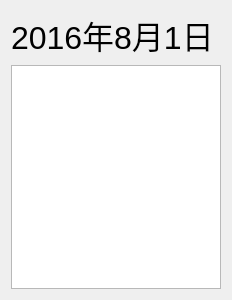
First picture: the form in DayInfoWidget.ui, repository wangrunji0408/QtCalendar, before the edit.
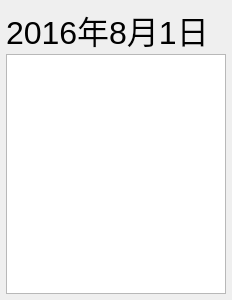
Second picture: the form after the edit.

Patch:
```diff
--- a/DayInfoWidget.ui
+++ b/DayInfoWidget.ui
@@ -14,6 +14,21 @@
    <string>Form</string>
   </property>
   <layout class="QVBoxLayout" name="verticalLayout">
+   <property name="spacing">
+    <number>0</number>
+   </property>
+   <property name="leftMargin">
+    <number>6</number>
+   </property>
+   <property name="topMargin">
+    <number>6</number>
+   </property>
+   <property name="rightMargin">
+    <number>6</number>
+   </property>
+   <property name="bottomMargin">
+    <number>6</number>
+   </property>
    <item>
     <widget class="QLabel" name="dateLabel">
      <property name="font">
```
